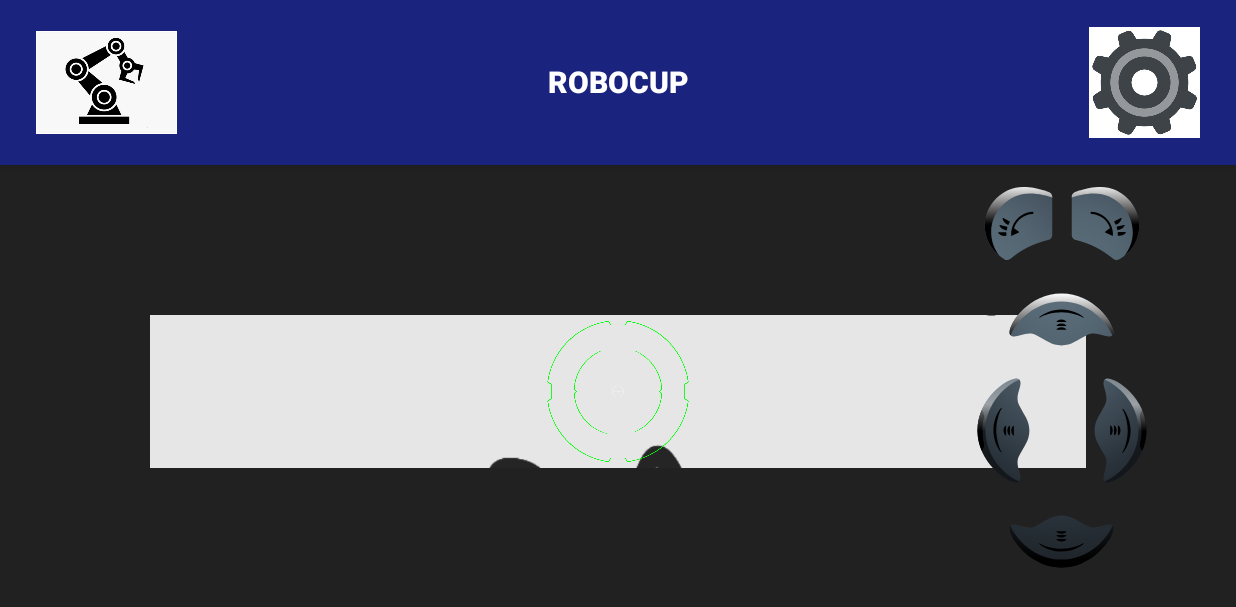
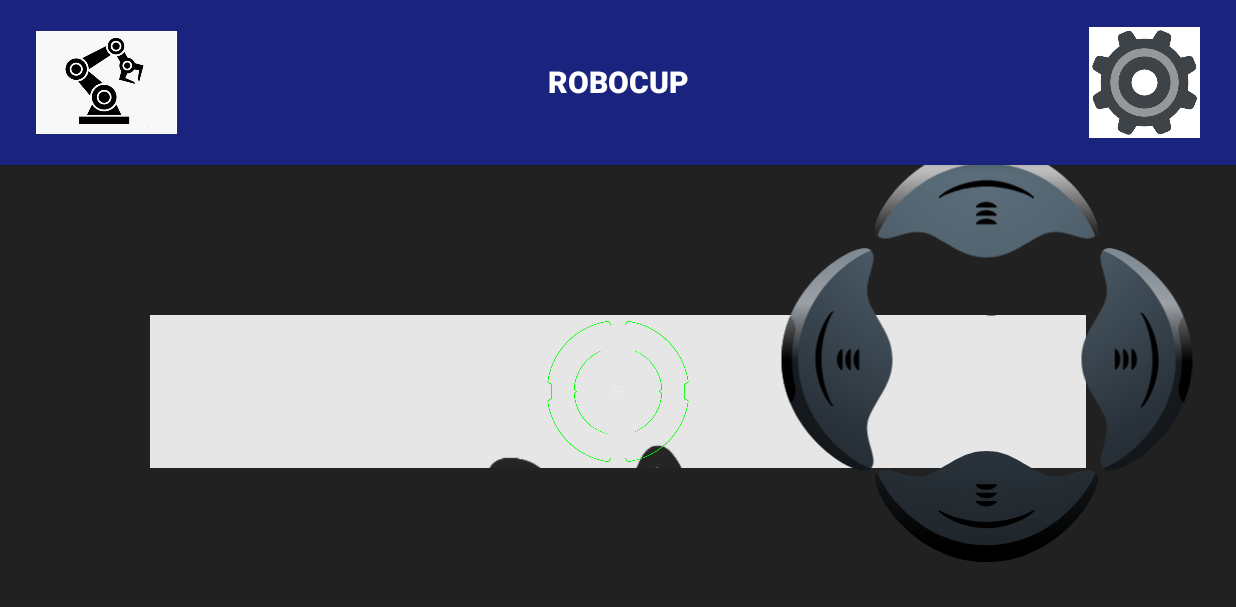
Before and after one commit to ConstanceALOYAU/RoboCup_app, an Android app built with Jetpack Compose: the ControlArmActivity screen opened directly, with no data from a screen before it, on a phone screen of 824 x 412 dp (held sideways). Shown: the top 607 px of the screen. Run offline under Robolectric (Android 15) with nearby library versions, the phone set to English and light mode, and no system bars.

Commit message:
Boutons droits placés correctement

```diff
--- a/app/src/main/res/layout/activity_control_arm.xml
+++ b/app/src/main/res/layout/activity_control_arm.xml
@@ -57,7 +57,7 @@
     <!-- FrameLayout contenant les boutons en bas à droite de l'écran -->
     <FrameLayout
         android:id="@+id/buttonContainer"
-        android:layout_width="200dp"
+        android:layout_width="300dp"
         android:layout_height="wrap_content"
         app:layout_constraintBottom_toBottomOf="parent"
         app:layout_constraintEnd_toEndOf="parent"
@@ -72,80 +72,80 @@
 
             <!-- Layout pour les boutons Roll -->
             <LinearLayout
-                android:layout_width="wrap_content"
+                android:layout_width="match_parent"
                 android:layout_height="wrap_content"
                 android:orientation="horizontal">
 
                 <ImageButton
                     android:id="@+id/btnRollLeft"
-                    android:layout_width="50dp"
-                    android:layout_height="50dp"
+                    android:layout_width="100dp"
+                    android:layout_height="100dp"
                     android:src="@drawable/ic_roll_left"
                     android:contentDescription="Roll Left"
                     android:background="?attr/selectableItemBackgroundBorderless"
                     android:scaleType="fitCenter"
-                    android:layout_marginEnd="4dp" />
+                    android:layout_marginStart="0dp"/>
 
                 <ImageButton
                     android:id="@+id/btnRollRight"
-                    android:layout_width="50dp"
-                    android:layout_height="50dp"
+                    android:layout_width="100dp"
+                    android:layout_height="100dp"
                     android:src="@drawable/ic_roll_right"
                     android:contentDescription="Roll Right"
                     android:background="?attr/selectableItemBackgroundBorderless"
                     android:scaleType="fitCenter"
-                    android:layout_marginStart="4dp" />
+                    android:layout_marginStart="100dp"/>
             </LinearLayout>
 
             <!-- Bouton Push Up, centré sous les boutons Roll -->
             <ImageButton
                 android:id="@+id/btnPushUp"
-                android:layout_width="70dp"
-                android:layout_height="70dp"
+                android:layout_width="150dp"
+                android:layout_height="100dp"
                 android:src="@drawable/ic_pushup"
                 android:contentDescription="Push Up"
                 android:background="?attr/selectableItemBackgroundBorderless"
-                android:scaleType="fitCenter"
-                android:layout_marginTop="4dp" />
+                android:scaleType="fitCenter" />
 
-            <!-- Layout pour les boutons Yaw, centré en dessous de Push Up -->
-            <LinearLayout
-                android:layout_width="wrap_content"
+            <!-- FrameLayout pour les boutons Yaw, ajusté pour éviter la coupe -->
+            <FrameLayout
+                android:layout_width="match_parent"
                 android:layout_height="wrap_content"
-                android:orientation="horizontal"
-                android:layout_marginTop="4dp">
+                android:layout_gravity="center_horizontal"
+                android:layout_marginTop="-20dp">
 
                 <ImageButton
                     android:id="@+id/btnYawLeft"
-                    android:layout_width="70dp"
-                    android:layout_height="70dp"
+                    android:layout_width="100dp"
+                    android:layout_height="150dp"
                     android:src="@drawable/ic_yalm_left"
                     android:contentDescription="Yaw Left"
                     android:background="?attr/selectableItemBackgroundBorderless"
                     android:scaleType="fitCenter"
-                    android:layout_marginEnd="4dp" />
+                    android:layout_marginStart="0dp"/>
 
                 <ImageButton
                     android:id="@+id/btnYawRight"
-                    android:layout_width="70dp"
-                    android:layout_height="70dp"
+                    android:layout_width="100dp"
+                    android:layout_height="150dp"
                     android:src="@drawable/ic_yalm_right"
                     android:contentDescription="Yaw Right"
                     android:background="?attr/selectableItemBackgroundBorderless"
                     android:scaleType="fitCenter"
-                    android:layout_marginStart="4dp" />
-            </LinearLayout>
+                    android:layout_marginStart="200dp" />
+            </FrameLayout>
 
             <!-- Bouton Push Down, centré en bas -->
             <ImageButton
                 android:id="@+id/btnPushDown"
-                android:layout_width="70dp"
-                android:layout_height="70dp"
+                android:layout_width="150dp"
+                android:layout_height="100dp"
                 android:src="@drawable/ic_push_down"
                 android:contentDescription="Push Down"
                 android:background="?attr/selectableItemBackgroundBorderless"
                 android:scaleType="fitCenter"
-                android:layout_marginTop="4dp" />
+                android:layout_marginTop="8dp"
+                android:translationY="-35dp" />
         </LinearLayout>
     </FrameLayout>
 
```
